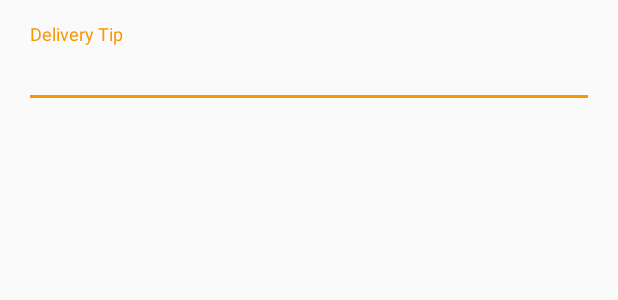
After one commit to anickle060193/delivering, an Android app: the layout delivery_tip_dialog_layout.xml on its own in the app's theme, with its tools: preview values and no code run, on a phone screen of 412 x 824 dp. The commit adds this screen. Shown: the top 300 px of the screen. Run offline under Robolectric (Android 15) with nearby library versions, the phone set to English and light mode, and no system bars.

Commit message:
Added ability to set tip amount.

```diff
--- a/app/src/main/java/com/adamnickle/delivering/Delivering.java
+++ b/app/src/main/java/com/adamnickle/delivering/Delivering.java
@@ -43,4 +43,9 @@ public class Delivering extends Application
     {
         Log.e( TAG, message, ex );
     }
+
+    public static void oops()
+    {
+        Delivering.toast( "Something went wrong! Try again." );
+    }
 }
--- /dev/null
+++ b/app/src/main/res/layout/delivery_tip_dialog_layout.xml
@@ -0,0 +1,25 @@
+<?xml version="1.0" encoding="utf-8"?>
+<FrameLayout
+    xmlns:android="http://schemas.android.com/apk/res/android"
+    android:layout_width="match_parent"
+    android:layout_height="match_parent"
+    android:padding="16dp">
+
+    <android.support.design.widget.TextInputLayout
+        android:layout_width="match_parent"
+        android:layout_height="wrap_content">
+
+        <AutoCompleteTextView
+            android:id="@+id/delivery_tip"
+            android:layout_width="match_parent"
+            android:layout_height="wrap_content"
+            android:hint="Delivery Tip"
+            android:inputType="numberDecimal"
+            android:imeActionLabel="Tip!"
+            android:imeOptions="actionUnspecified"
+            android:maxLines="1"
+            android:singleLine="true"/>
+
+    </android.support.design.widget.TextInputLayout>
+
+</FrameLayout>
```
Also changed, not shown: app/src/main/java/com/adamnickle/delivering/DeliveriesFragment.java (+67 -8 lines), app/src/main/java/com/adamnickle/delivering/Delivery.java (+5 -3 lines).
